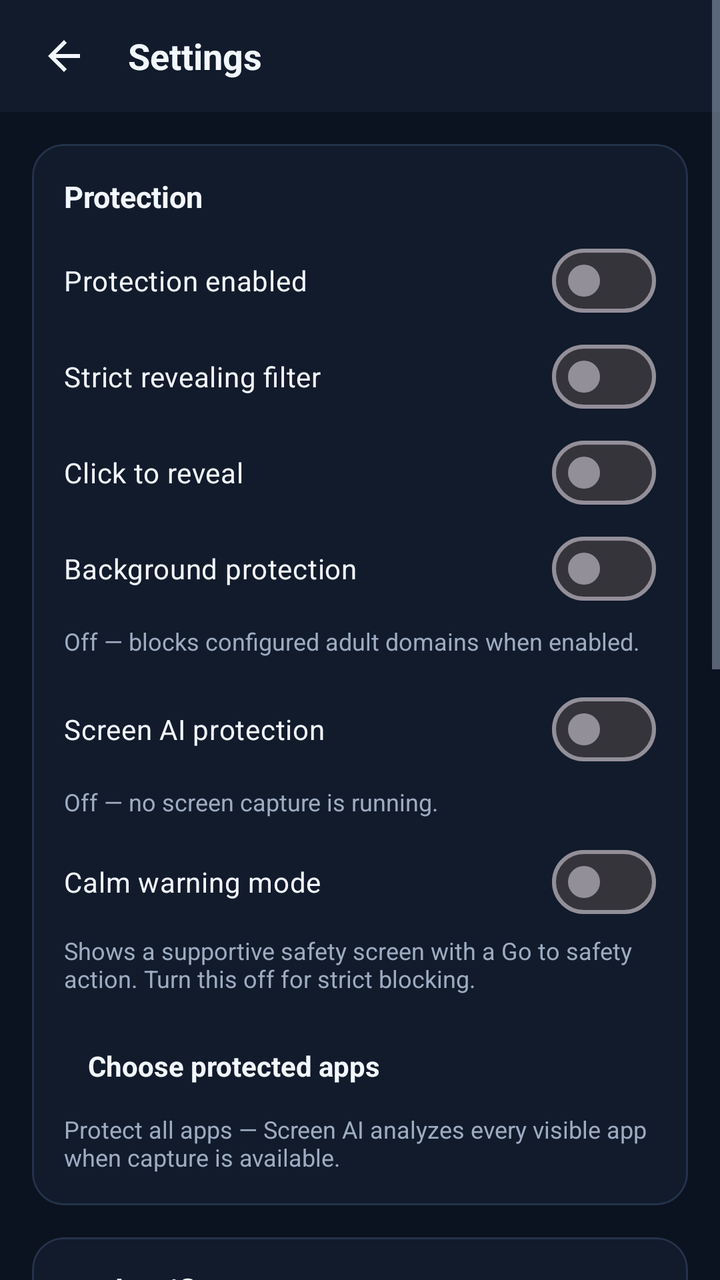
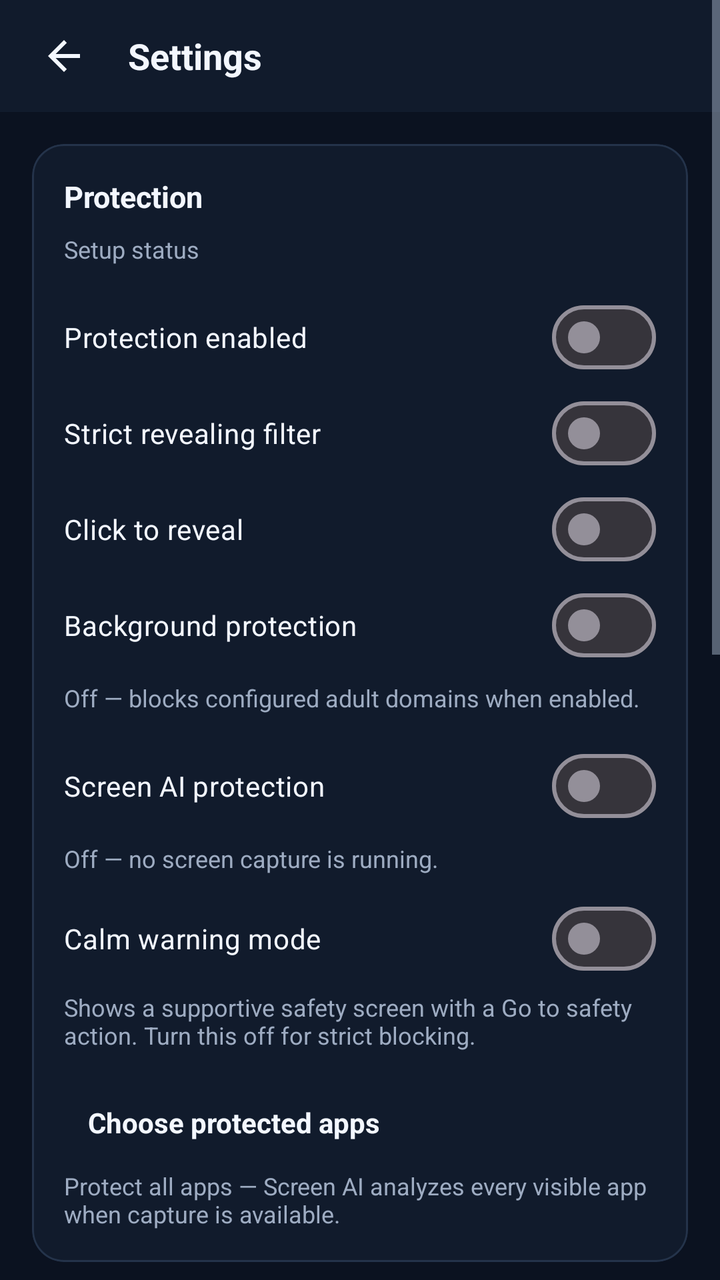

Before-and-after screenshots of an Android layout around one commit, followed by the original layout XML and the change that was made.
<!-- AndroidManifest.xml: application theme Theme.SafeView -->
<!-- res/layout/activity_settings.xml -->
<?xml version="1.0" encoding="utf-8"?>
<ScrollView xmlns:android="http://schemas.android.com/apk/res/android"
    xmlns:app="http://schemas.android.com/apk/res-auto"
    android:layout_width="match_parent"
    android:layout_height="match_parent"
    android:background="@color/sv_bg"
    android:fillViewport="true">

    <LinearLayout
        android:layout_width="match_parent"
        android:layout_height="wrap_content"
        android:orientation="vertical"
        android:paddingBottom="32dp">

        
        <LinearLayout
            android:layout_width="match_parent"
            android:layout_height="56dp"
            android:orientation="horizontal"
            android:gravity="center_vertical"
            android:paddingHorizontal="8dp"
            android:background="@color/sv_toolbar">

            <ImageButton
                android:id="@+id/btnBackSettings"
                android:layout_width="48dp"
                android:layout_height="48dp"
                android:src="@drawable/ic_arrow_back"
                android:background="?attr/selectableItemBackgroundBorderless"
                android:contentDescription="@string/back" />

            <TextView
                android:layout_width="0dp"
                android:layout_height="wrap_content"
                android:layout_weight="1"
                android:text="@string/settings"
                android:textColor="@color/sv_text"
                android:textSize="18sp"
                android:textStyle="bold"
                android:paddingStart="8dp" />
        </LinearLayout>

        
        <com.google.android.material.card.MaterialCardView
            android:layout_width="match_parent"
            android:layout_height="wrap_content"
            android:layout_margin="16dp"
            app:cardBackgroundColor="@color/sv_card"
            app:cardCornerRadius="16dp"
            app:strokeColor="@color/sv_line"
            app:strokeWidth="1dp">

            <LinearLayout
                android:layout_width="match_parent"
                android:layout_height="wrap_content"
                android:orientation="vertical"
                android:padding="16dp">

                <TextView
                    android:layout_width="match_parent"
                    android:layout_height="wrap_content"
                    android:text="Protection"
                    android:textColor="@color/sv_text"
                    android:textSize="15sp"
                    android:textStyle="bold"
                    android:paddingBottom="8dp" />

                <com.google.android.material.materialswitch.MaterialSwitch
                    android:id="@+id/switchEnabled"
                    android:layout_width="match_parent"
                    android:layout_height="wrap_content"
                    android:text="@string/protection_enabled"
                    android:textColor="@color/sv_text" />

                <com.google.android.material.materialswitch.MaterialSwitch
                    android:id="@+id/switchStrict"
                    android:layout_width="match_parent"
                    android:layout_height="wrap_content"
                    android:text="@string/strict_mode"
                    android:textColor="@color/sv_text" />

                <com.google.android.material.materialswitch.MaterialSwitch
                    android:id="@+id/switchReveal"
                    android:layout_width="match_parent"
                    android:layout_height="wrap_content"
                    android:text="@string/click_to_reveal"
                    android:textColor="@color/sv_text" />

                <com.google.android.material.materialswitch.MaterialSwitch
                    android:id="@+id/switchBackground"
                    android:layout_width="match_parent"
                    android:layout_height="wrap_content"
                    android:text="@string/background_protection"
                    android:textColor="@color/sv_text" />

                <TextView
                    android:id="@+id/backgroundStatus"
                    android:layout_width="match_parent"
                    android:layout_height="wrap_content"
                    android:text="@string/background_status_off"
                    android:textColor="@color/sv_muted"
                    android:textSize="12sp"
                    android:paddingTop="4dp" />

                <com.google.android.material.materialswitch.MaterialSwitch
                    android:id="@+id/switchScreenAi"
                    android:layout_width="match_parent"
                    android:layout_height="wrap_content"
                    android:layout_marginTop="12dp"
                    android:text="@string/screen_ai_protection"
                    android:textColor="@color/sv_text" />

                <TextView
                    android:id="@+id/screenAiStatus"
                    android:layout_width="match_parent"
                    android:layout_height="wrap_content"
                    android:text="@string/screen_ai_status_off"
                    android:textColor="@color/sv_muted"
                    android:textSize="12sp"
                    android:paddingTop="4dp" />

                <com.google.android.material.materialswitch.MaterialSwitch
                    android:id="@+id/switchScreenAiWarning"
                    android:layout_width="match_parent"
                    android:layout_height="wrap_content"
                    android:layout_marginTop="8dp"
                    android:text="@string/screen_ai_warning_mode"
                    android:textColor="@color/sv_text" />

                <TextView
                    android:layout_width="match_parent"
                    android:layout_height="wrap_content"
                    android:text="@string/screen_ai_warning_summary"
                    android:textColor="@color/sv_muted"
                    android:textSize="12sp"
                    android:paddingTop="2dp" />

                <TextView
                    android:id="@+id/appRulesButton"
                    android:layout_width="match_parent"
                    android:layout_height="wrap_content"
                    android:layout_marginTop="14dp"
                    android:background="?attr/selectableItemBackground"
                    android:clickable="true"
                    android:focusable="true"
                    android:padding="12dp"
                    android:text="@string/app_rules_button"
                    android:textColor="@color/sv_text"
                    android:textStyle="bold" />

                <TextView
                    android:id="@+id/appRulesSummary"
                    android:layout_width="match_parent"
                    android:layout_height="wrap_content"
                    android:text="@string/app_rules_none"
                    android:textColor="@color/sv_muted"
                    android:textSize="12sp"
                    android:paddingTop="2dp" />
            </LinearLayout>
        </com.google.android.material.card.MaterialCardView>

        
        <com.google.android.material.card.MaterialCardView
            android:layout_width="match_parent"
            android:layout_height="wrap_content"
            android:layout_marginHorizontal="16dp"
            android:layout_marginBottom="16dp"
            app:cardBackgroundColor="@color/sv_card"
            app:cardCornerRadius="16dp"
            app:strokeColor="@color/sv_line"
            app:strokeWidth="1dp">

            <LinearLayout
                android:layout_width="match_parent"
                android:layout_height="wrap_content"
                android:orientation="vertical"
                android:padding="16dp">

                <TextView
                    android:layout_width="match_parent"
                    android:layout_height="wrap_content"
                    android:text="AI classifier"
                    android:textColor="@color/sv_text"
                    android:textSize="15sp"
                    android:textStyle="bold"
                    android:paddingBottom="4dp" />

                <TextView
                    android:id="@+id/aiStatus"
                    android:layout_width="match_parent"
                    android:layout_height="wrap_content"
                    android:text="@string/ai_status_missing"
                    android:textColor="@color/sv_muted"
                    android:textSize="12sp"
                    android:paddingBottom="12dp" />

                <com.google.android.material.materialswitch.MaterialSwitch
                    android:id="@+id/switchAi"
                    android:layout_width="match_parent"
                    android:layout_height="wrap_content"
                    android:text="@string/ai_classifier"
                    android:textColor="@color/sv_text" />

                <TextView
                    android:layout_width="match_parent"
                    android:layout_height="wrap_content"
                    android:text="Explicit threshold"
                    android:textColor="@color/sv_muted"
                    android:textSize="13sp"
                    android:paddingTop="12dp" />

                <com.google.android.material.slider.Slider
                    android:id="@+id/sliderExplicit"
                    android:layout_width="match_parent"
                    android:layout_height="wrap_content"
                    android:valueFrom="0.10"
                    android:valueTo="0.90"
                    android:stepSize="0.05"
                    android:value="0.40"
                    app:labelBehavior="withinBounds" />

                <TextView
                    android:layout_width="match_parent"
                    android:layout_height="wrap_content"
                    android:text="Revealing threshold"
                    android:textColor="@color/sv_muted"
                    android:textSize="13sp" />

                <com.google.android.material.slider.Slider
                    android:id="@+id/sliderRevealing"
                    android:layout_width="match_parent"
                    android:layout_height="wrap_content"
                    android:valueFrom="0.05"
                    android:valueTo="0.50"
                    android:stepSize="0.01"
                    android:value="0.12"
                    app:labelBehavior="withinBounds" />
            </LinearLayout>
        </com.google.android.material.card.MaterialCardView>

        
        <com.google.android.material.card.MaterialCardView
            android:layout_width="match_parent"
            android:layout_height="wrap_content"
            android:layout_marginHorizontal="16dp"
            android:layout_marginBottom="16dp"
            app:cardBackgroundColor="@color/sv_card"
            app:cardCornerRadius="16dp"
            app:strokeColor="@color/sv_line"
            app:strokeWidth="1dp">

            <LinearLayout
                android:layout_width="match_parent"
                android:layout_height="wrap_content"
                android:orientation="vertical"
                android:padding="16dp">

                <TextView
                    android:layout_width="match_parent"
                    android:layout_height="wrap_content"
                    android:text="@string/display_mode"
                    android:textColor="@color/sv_text"
                    android:textSize="15sp"
                    android:textStyle="bold"
                    android:paddingBottom="8dp" />

                <RadioGroup
                    android:id="@+id/radioDisplay"
                    android:layout_width="match_parent"
                    android:layout_height="wrap_content">

                    <RadioButton
                        android:id="@+id/radioBlur"
                        android:layout_width="match_parent"
                        android:layout_height="wrap_content"
                        android:text="@string/display_blur"
                        android:textColor="@color/sv_text"
                        android:checked="true" />

                    <RadioButton
                        android:id="@+id/radioPlaceholder"
                        android:layout_width="match_parent"
                        android:layout_height="wrap_content"
                        android:text="@string/display_placeholder"
                        android:textColor="@color/sv_text" />
                </RadioGroup>
            </LinearLayout>
        </com.google.android.material.card.MaterialCardView>

        <TextView
            android:layout_width="match_parent"
            android:layout_height="wrap_content"
            android:layout_marginHorizontal="24dp"
            android:text="@string/privacy_note"
            android:textColor="@color/sv_muted"
            android:textSize="12sp"
            android:gravity="center" />
    </LinearLayout>
</ScrollView>
<!-- resources referenced by this layout -->
<resources>
  <color name="sv_bg">#0B1220</color>
  <color name="sv_card">#111B2C</color>
  <color name="sv_line">#24334A</color>
  <color name="sv_muted">#9EACC2</color>
  <color name="sv_text">#F3F7FF</color>
  <color name="sv_toolbar">#111B2C</color>
  <!-- drawable ic_arrow_back (drawable) -->
  <?xml version="1.0" encoding="utf-8"?>
  <vector xmlns:android="http://schemas.android.com/apk/res/android"
      android:width="24dp" android:height="24dp"
      android:viewportWidth="24" android:viewportHeight="24"
      android:tint="@color/sv_text">
      <path android:fillColor="@android:color/white"
          android:pathData="M20,11H7.83l5.59,-5.59L12,4l-8,8 8,8 1.41,-1.41L7.83,13H20v-2z"/>
  </vector>
  <string name="ai_classifier">AI visual classifier</string>
  <string name="ai_status_missing">AI model not installed — heuristics only. Add nsfw_mobilenet_v2.tflite to assets.</string>
  <string name="app_rules_button">Choose protected apps</string>
  <string name="app_rules_none">Protect all apps — Screen AI analyzes every visible app when capture is available.</string>
  <string name="back">Back</string>
  <string name="background_protection">Background protection</string>
  <string name="background_status_off">Off — blocks configured adult domains when enabled.</string>
  <string name="click_to_reveal">Click to reveal</string>
  <string name="display_blur">Blur</string>
  <string name="display_mode">Blocked media style</string>
  <string name="display_placeholder">Placeholder</string>
  <string name="privacy_note">All classification runs on your device. No images are uploaded to third-party servers.</string>
  <string name="protection_enabled">Protection enabled</string>
  <string name="screen_ai_protection">Screen AI protection</string>
  <string name="screen_ai_status_off">Off — no screen capture is running.</string>
  <string name="screen_ai_warning_mode">Calm warning mode</string>
  <string name="screen_ai_warning_summary">Shows a supportive safety screen with a Go to safety action. Turn this off for strict blocking.</string>
  <string name="settings">Settings</string>
  <string name="strict_mode">Strict revealing filter</string>
  <style name="Theme.SafeView" parent="Theme.Material3.Dark.NoActionBar">
          <item name="colorPrimary">@color/sv_accent</item>
          <item name="colorPrimaryDark">@color/sv_accent_dark</item>
          <item name="colorAccent">@color/sv_accent</item>
          <item name="android:statusBarColor">@color/sv_bg</item>
          <item name="android:navigationBarColor">@color/sv_bg</item>
          <item name="android:windowBackground">@color/sv_bg</item>
          <item name="android:colorBackground">@color/sv_bg</item>
          <item name="colorSurface">@color/sv_card</item>
          <item name="colorOnSurface">@color/sv_text</item>
          <item name="android:textColorPrimary">@color/sv_text</item>
          <item name="android:textColorSecondary">@color/sv_muted</item>
      </style>
  <color name="sv_accent">#6EA8FF</color>
  <color name="sv_accent_dark">#4D8EF5</color>
</resources>

<!-- the commit's change to res/layout/activity_settings.xml (unified diff, before → after) -->
@@ -65,6 +65,15 @@
                     android:textStyle="bold"
                     android:paddingBottom="8dp" />
 
+                <TextView
+                    android:id="@+id/setupStatus"
+                    android:layout_width="match_parent"
+                    android:layout_height="wrap_content"
+                    android:text="Setup status"
+                    android:textColor="@color/sv_muted"
+                    android:textSize="12sp"
+                    android:paddingBottom="12dp" />
+
                 <com.google.android.material.materialswitch.MaterialSwitch
                     android:id="@+id/switchEnabled"
                     android:layout_width="match_parent"
